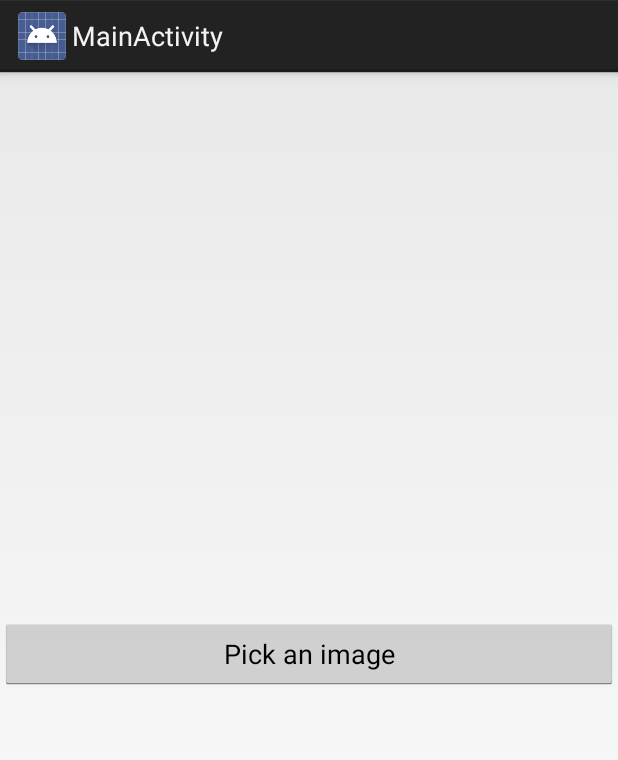
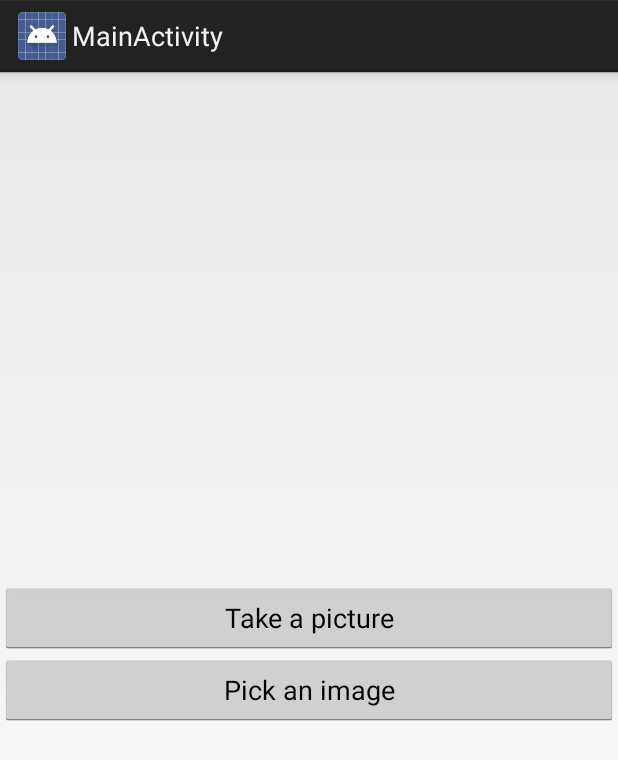
Before and after one commit to iamjalal/SelfieStickr, an Android app: the screen it shows after launch (MainActivity), on a phone screen of 412 x 824 dp. Shown: the top 760 px of the screen. Run offline under Robolectric (Android 15) with nearby library versions, the phone set to English and light mode, and no system bars.

Commit message:
Application can now take pictures w/ system camera

```diff
--- a/app/src/main/AndroidManifest.xml
+++ b/app/src/main/AndroidManifest.xml
@@ -18,4 +18,7 @@
         </activity>
     </application>
 
+    <uses-permission android:name="android.permission.WRITE_EXTERNAL_STORAGE" />
+
+    <uses-feature android:name="android.hardware.camera" android:required="false" />
 </manifest>
--- a/app/src/main/res/layout/fragment_editor.xml
+++ b/app/src/main/res/layout/fragment_editor.xml
@@ -13,7 +13,6 @@
             android:layout_width="match_parent"
             android:layout_height="match_parent"
             android:scaleType="fitCenter"
-            android:src="@drawable/sample_image_1"
             android:background="@android:color/darker_gray"/>
 
         <jalal.test.com.selfiestickr.view.GestureTransformationView
--- a/app/src/main/res/layout/fragment_picker.xml
+++ b/app/src/main/res/layout/fragment_picker.xml
@@ -1,12 +1,21 @@
-<RelativeLayout xmlns:android="http://schemas.android.com/apk/res/android"
+<LinearLayout xmlns:android="http://schemas.android.com/apk/res/android"
     android:layout_width="match_parent"
-    android:layout_height="match_parent">
+    android:layout_height="match_parent"
+    android:gravity="center"
+    android:orientation="vertical">
 
     <Button
-        android:id="@+id/pickButton"
+        android:id="@+id/cameraButton"
+        android:layout_width="match_parent"
+        android:layout_height="wrap_content"
+        android:layout_centerInParent="true"
+        android:text="Take a picture" />
+
+    <Button
+        android:id="@+id/galleryButton"
         android:layout_width="match_parent"
         android:layout_height="wrap_content"
         android:layout_centerInParent="true"
         android:text="Pick an image" />
 
-</RelativeLayout>
+</LinearLayout>
--- a/app/src/main/res/values/strings.xml
+++ b/app/src/main/res/values/strings.xml
@@ -7,4 +7,6 @@
     <string name="action_settings">Settings</string>
     <string name="hello_blank_fragment">Hello blank fragment</string>
 
+    <string name="storage_directory">SelfieSticker</string>
+
 </resources>
```
Also changed, not shown: app/src/main/java/jalal/test/com/selfiestickr/activity/MainActivity.java (+0 -14 lines), app/src/main/java/jalal/test/com/selfiestickr/fragment/ImagePickerFragment.java (+125 -4 lines), 1 other file.
